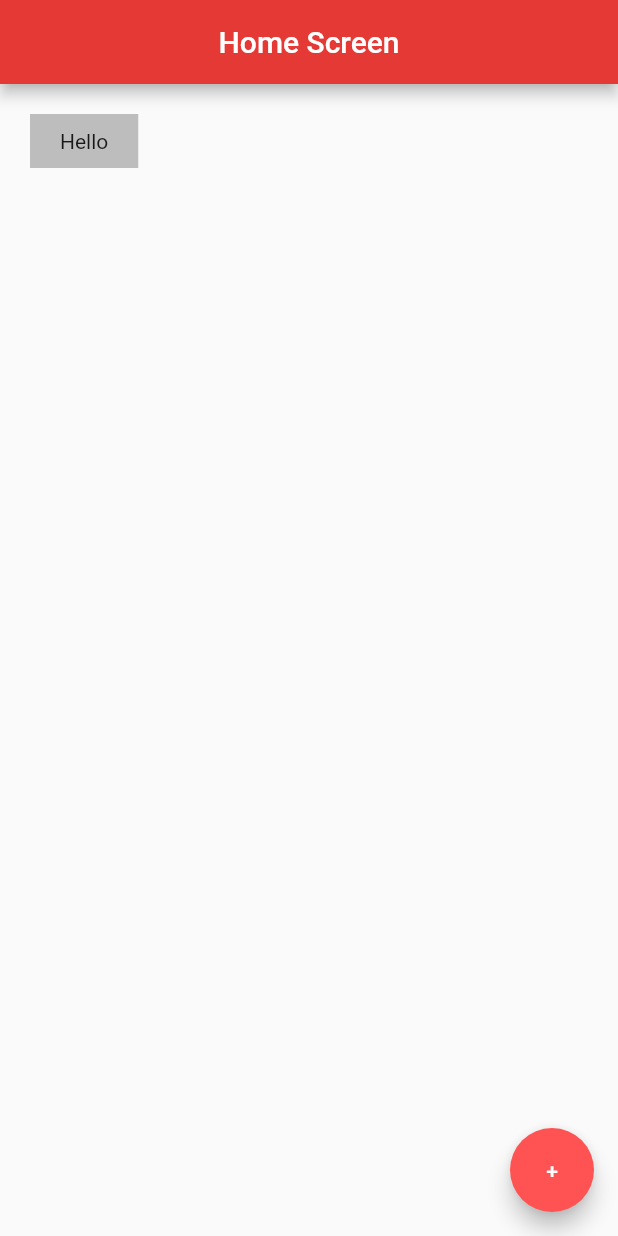
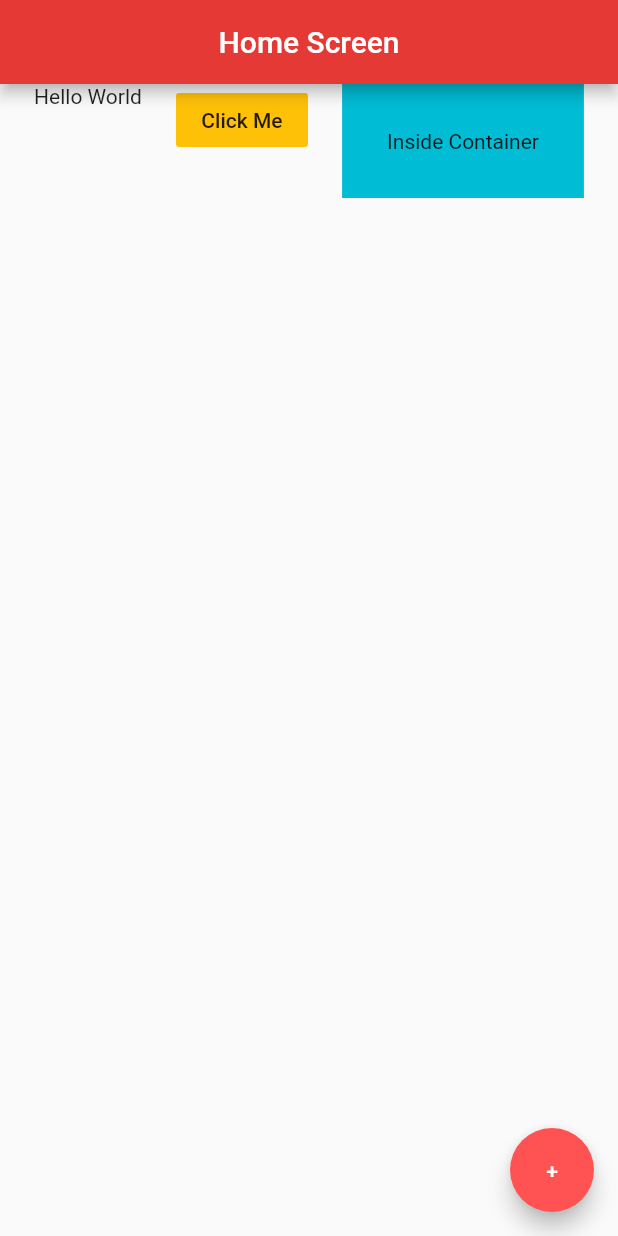
Before and after one commit to RadiRS/first-app-flutter, a Flutter app: the screen it shows after launch, on a phone screen of 412 x 824 dp. Run offline on Flutter 3.47's test engine with Material 2 defaults, Android fonts, the phone set to English and light mode, and no system bars.

Commit message:
Added Rows

```diff
--- a/lib/main.dart
+++ b/lib/main.dart
@@ -13,11 +13,22 @@ class Home extends StatelessWidget {
         centerTitle: true,
         backgroundColor: Colors.red[600],
       ),
-      body: Container(
-        padding: EdgeInsets.symmetric(horizontal: 20, vertical: 10),
-        margin: EdgeInsets.all(20),
-        color: Colors.grey[400],
-        child: Text('Hello'),
+      body: Row(
+        mainAxisAlignment: MainAxisAlignment.spaceEvenly,
+        crossAxisAlignment: CrossAxisAlignment.start,
+        children: [
+          Text('Hello World'),
+          FlatButton(
+            onPressed: () {},
+            child: Text('Click Me'),
+            color: Colors.amber,
+          ),
+          Container(
+            color: Colors.cyan,
+            padding: EdgeInsets.all(30),
+            child: Text('Inside Container'),
+          )
+        ],
       ),
       floatingActionButton: FloatingActionButton(
         child: Text('+'),
```
